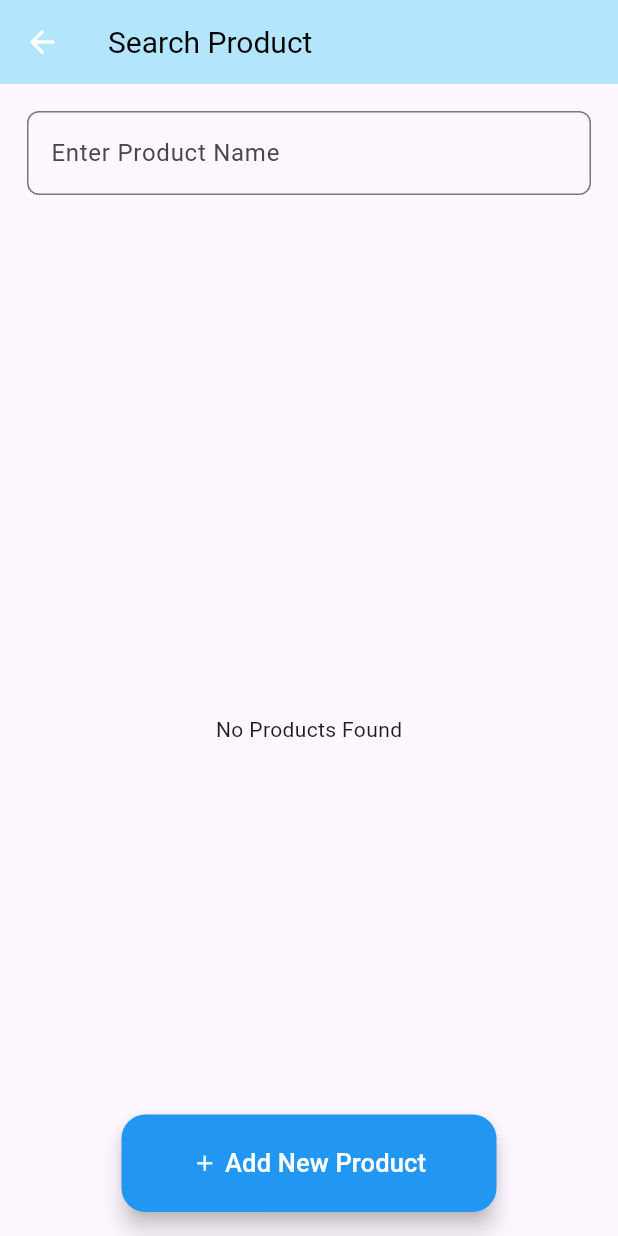
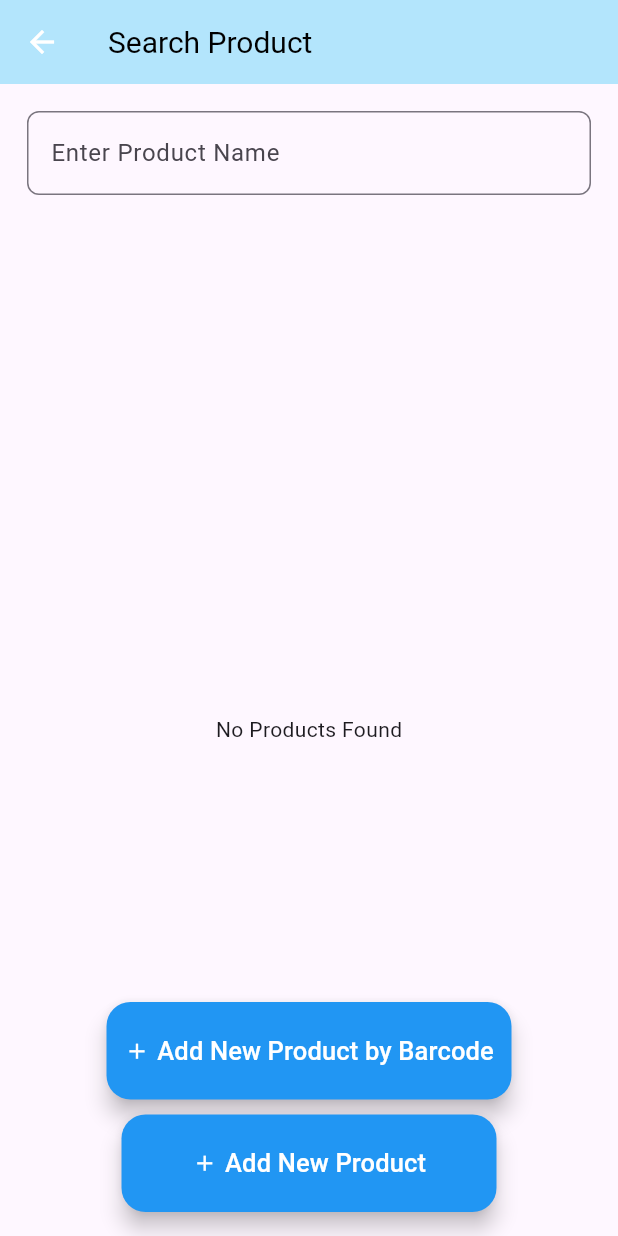
Before and after one commit to AniketShivhare/vip, a Flutter app: the ProductSelectionPage screen opened directly, on a phone screen of 412 x 824 dp. Run offline on Flutter 3.47's test engine with Material 3 defaults, Android fonts, the phone set to English and light mode, and no system bars; our stand-ins replace awesome_bottom_bar, carousel_slider, firebase_core, firebase_messaging, flutter_holo_date_picker, flutter_local_notifications and 11 more; missing offline and left inert: autocomplete_textfield, day_picker, flutter_barcode_scanner, flutter_popup_menu_button, geolocator_android, geolocator_apple and 4 more; accounts and stored records are empty.

Commit message:
Add Barcode Scanner (#24)

```diff
--- a/lib/addFromExistingProduct.dart
+++ b/lib/addFromExistingProduct.dart
@@ -1,5 +1,7 @@
 
 import 'package:flutter/material.dart';
+import 'package:flutter/services.dart';
+import 'package:flutter_barcode_scanner/flutter_barcode_scanner.dart';
 import 'DataSaveClasses/ProductId.dart';
 import 'add_product.dart';
 import 'apis/ProductSearchModel.dart';
@@ -28,6 +30,24 @@ class _ProductSelectionPageState extends State<ProductSelectionPage> {
   void _updateFilteredProducts(String query) async {
     _filteredProducts =   UserApi.fetchGlobalProduct(query);
     setState(() {
+    });
+  }
+
+// This variable is used to store BarCode Number by Scanning
+  var _scanBarcodeResult;
+
+  Future<void> scanBarcodeNormal() async {
+    String barcodeSacanRes;
+    try {
+      barcodeSacanRes = await FlutterBarcodeScanner.scanBarcode(
+          '#ff6666', 'Cancel', true, ScanMode.BARCODE);
+      debugPrint(barcodeSacanRes);
+    } on PlatformException {
+      barcodeSacanRes = 'Failed to get platform version';
+    }
+    if (!mounted) return;
+    setState(() {
+      _scanBarcodeResult = barcodeSacanRes;
     });
   }
 
@@ -249,7 +269,39 @@ class _ProductSelectionPageState extends State<ProductSelectionPage> {
           ),
         ],
       ),
-      floatingActionButton: SizedBox(
+
+      floatingActionButton: Column(
+        mainAxisAlignment: MainAxisAlignment.end,
+        children: [
+          SizedBox(
+            height: 65.0,
+            width: 270.0,
+            child: FloatingActionButton(
+              onPressed: () {
+                scanBarcodeNormal();
+              },
+              backgroundColor: Colors.blue,
+              child: const Row(
+                mainAxisSize: MainAxisSize.min,
+                children: [
+                  Icon(
+                    Icons.add,
+                    size: 17,
+                    color: Colors.white,
+                  ),
+                  SizedBox(width: 5), // Add some spacing between icon and text
+                  Text(
+                    'Add New Product by Barcode',
+                    style: TextStyle(fontSize: 17, color: Colors.white),
+                  ),
+                ],
+              ), // Customize the color as needed
+            ),
+          ),
+          SizedBox(
+            height: 10,
+          ),
+          SizedBox(
             height: 65.0,
             width: 250.0,
             child: FloatingActionButton(
@@ -259,7 +311,9 @@ class _ProductSelectionPageState extends State<ProductSelectionPage> {
                     MaterialPageRoute(
                       builder: (context) => AddProduct(
                         productName: '',
-                    productDescription: '', productDetails:  const [], itemOptions: const [],
+                        productDescription: '',
+                        productDetails: const [],
+                        itemOptions: const [],
                       ),
                     ));
               },
@@ -267,12 +321,21 @@ class _ProductSelectionPageState extends State<ProductSelectionPage> {
               child: const Row(
                 mainAxisSize: MainAxisSize.min,
                 children: [
-              Icon(Icons.add,size: 17,color: Colors.white,),
+                  Icon(
+                    Icons.add,
+                    size: 17,
+                    color: Colors.white,
+                  ),
                   SizedBox(width: 5), // Add some spacing between icon and text
-              Text('Add New Product',style: TextStyle(fontSize: 17,color: Colors.white),),
+                  Text(
+                    'Add New Product',
+                    style: TextStyle(fontSize: 17, color: Colors.white),
+                  ),
                 ],
               ), // Customize the color as needed
             ),
+          ),
+        ],
       ),
       floatingActionButtonLocation: FloatingActionButtonLocation.centerFloat,
     );
--- a/lib/add_product.dart
+++ b/lib/add_product.dart
@@ -6,6 +6,8 @@ import 'package:e_commerce/services/User_api.dart';
 import 'package:e_commerce/services/category_api.dart';
 import 'package:e_commerce/services/tokenId.dart';
 import 'package:flutter/material.dart';
+import 'package:flutter/services.dart';
+import 'package:flutter_barcode_scanner/flutter_barcode_scanner.dart';
 import 'addFromExistingProduct.dart';
 import 'package:image_picker/image_picker.dart';
 import 'package:autocomplete_textfield/autocomplete_textfield.dart';
--- a/pubspec.yaml
+++ b/pubspec.yaml
@@ -65,6 +65,7 @@ dependencies:
   google_mlkit_text_recognition: ^0.10.0
   telephony: ^0.2.0
   permission_handler: ^11.1.0
+  flutter_barcode_scanner: ^2.0.0
 
 
 dev_dependencies:
```
Also changed, not shown: pubspec.lock, 1 other file. Lines whose indentation alone changed are shown as unchanged.
